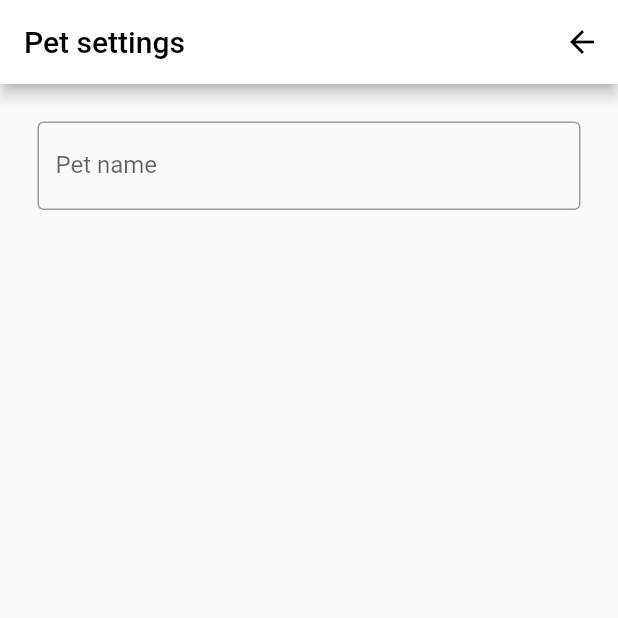
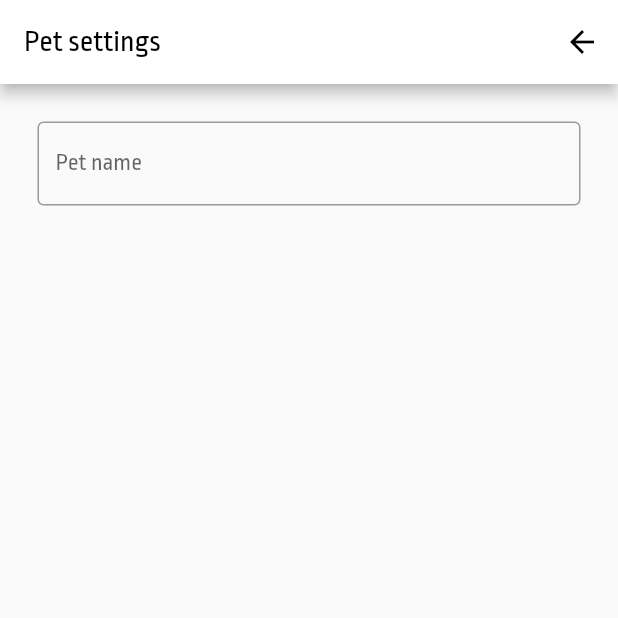
Before and after one commit to frc4039/InnovationChallenge2021, a Flutter app: the screen it shows after launch, item 2 of the bottom bar chosen, after a tap on the "settings" icon, on a phone screen of 412 x 824 dp, the top half of it. Run offline on Flutter 3.47's test engine with Material 2 defaults, Android fonts, the phone set to English and light mode, and no system bars; our stand-ins replace percent_indicator.

Commit message:
added "RopaSans" font

```diff
--- a/lib/newTaskFile.dart
+++ b/lib/newTaskFile.dart
@@ -14,6 +14,7 @@ class StatelessNewTaskPage extends StatelessWidget {
   Widget build(BuildContext context) {
     return MaterialApp(
       home: NewTaskPage(),
+      theme: ThemeData(fontFamily: 'RopaSans'),
     );
   }
 }
--- a/lib/petFile.dart
+++ b/lib/petFile.dart
@@ -13,6 +13,7 @@ class StatelessPetPage extends StatelessWidget {
   Widget build(BuildContext context) {
     return MaterialApp(
       home: PetPage(),
+      theme: ThemeData(fontFamily: 'RopaSans'),
     );
   }
 }
--- a/lib/petSettingsFile.dart
+++ b/lib/petSettingsFile.dart
@@ -12,6 +12,7 @@ class StatelessPetSettingsPage extends StatelessWidget {
   Widget build(BuildContext context) {
     return MaterialApp(
       home: PetSettingsPage(),
+      theme: ThemeData(fontFamily: 'RopaSans'),
     );
   }
 }
--- a/lib/taskFile.dart
+++ b/lib/taskFile.dart
@@ -13,6 +13,7 @@ class StatelessTaskPage extends StatelessWidget {
   Widget build(BuildContext context) {
     return MaterialApp(
       home: TaskPage(),
+      theme: ThemeData(fontFamily: 'RopaSans'),
     );
   }
 }
```
Also changed, not shown: pubspec.yaml (+6 -19 lines), fonts/RopaSansPro-Italic.ttf (added), fonts/RopaSansPro-Regular.ttf (added).
